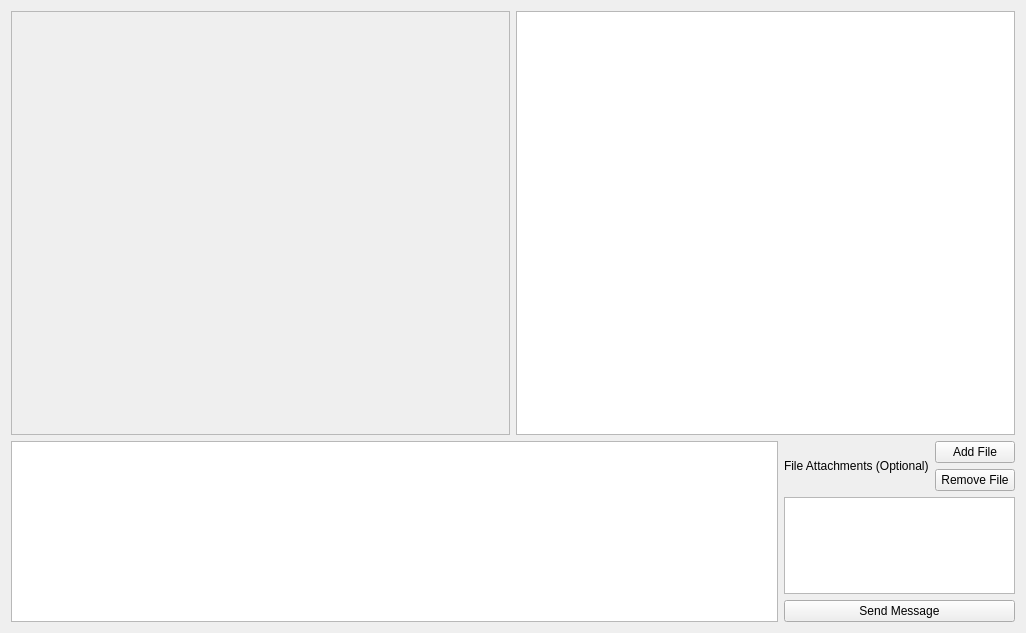
The window that viewthread.ui (PeteCastle/SoftwareDesignCaseStudy) describes before a commit, drawn with Qt 5.
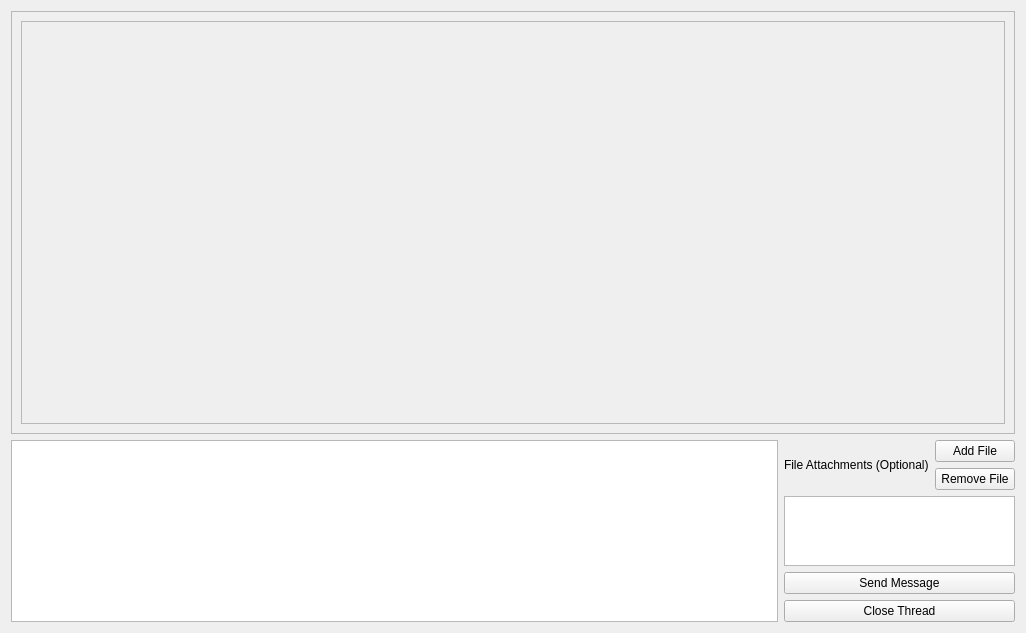
The same window after the commit. Custom widgets are drawn as their Qt base class.

Diff of the .ui file:
```diff
--- a/viewthread.ui
+++ b/viewthread.ui
@@ -15,7 +15,7 @@
   </property>
   <layout class="QVBoxLayout" name="verticalLayout_3" stretch="70,30">
    <item>
-    <layout class="QHBoxLayout" name="horizontalLayout">
+    <layout class="QHBoxLayout" name="horizontalLayout" stretch="60">
      <item>
       <widget class="QScrollArea" name="Messages">
        <property name="widgetResizable">
@@ -26,17 +26,33 @@
          <rect>
           <x>0</x>
           <y>0</y>
-          <width>498</width>
-          <height>422</height>
+          <width>1004</width>
+          <height>407</height>
          </rect>
         </property>
-        <layout class="QVBoxLayout" name="verticalLayout_4"/>
+        <layout class="QVBoxLayout" name="verticalLayout_4">
+         <item>
+          <widget class="QScrollArea" name="ThreadDetails">
+           <property name="widgetResizable">
+            <bool>true</bool>
+           </property>
+           <widget class="QWidget" name="scrollAreaWidgetContents_2">
+            <property name="geometry">
+             <rect>
+              <x>0</x>
+              <y>0</y>
+              <width>984</width>
+              <height>387</height>
+             </rect>
+            </property>
+            <layout class="QVBoxLayout" name="verticalLayout_5"/>
+           </widget>
+          </widget>
+         </item>
+        </layout>
        </widget>
       </widget>
      </item>
-     <item>
-      <widget class="QListWidget" name="ThreadDetails"/>
-     </item>
     </layout>
    </item>
    <item>
@@ -93,12 +109,19 @@
         </widget>
        </item>
        <item>
-        <widget class="QPushButton" name="pushButton">
+        <widget class="QPushButton" name="SendMessageButton">
          <property name="text">
           <string>Send Message</string>
          </property>
         </widget>
        </item>
+       <item>
+        <widget class="QPushButton" name="pushButton">
+         <property name="text">
+          <string>Close Thread</string>
+         </property>
+        </widget>
+       </item>
       </layout>
      </item>
     </layout>
```
Left out of the diff: 10 changed lines with no effect on the pictures.
